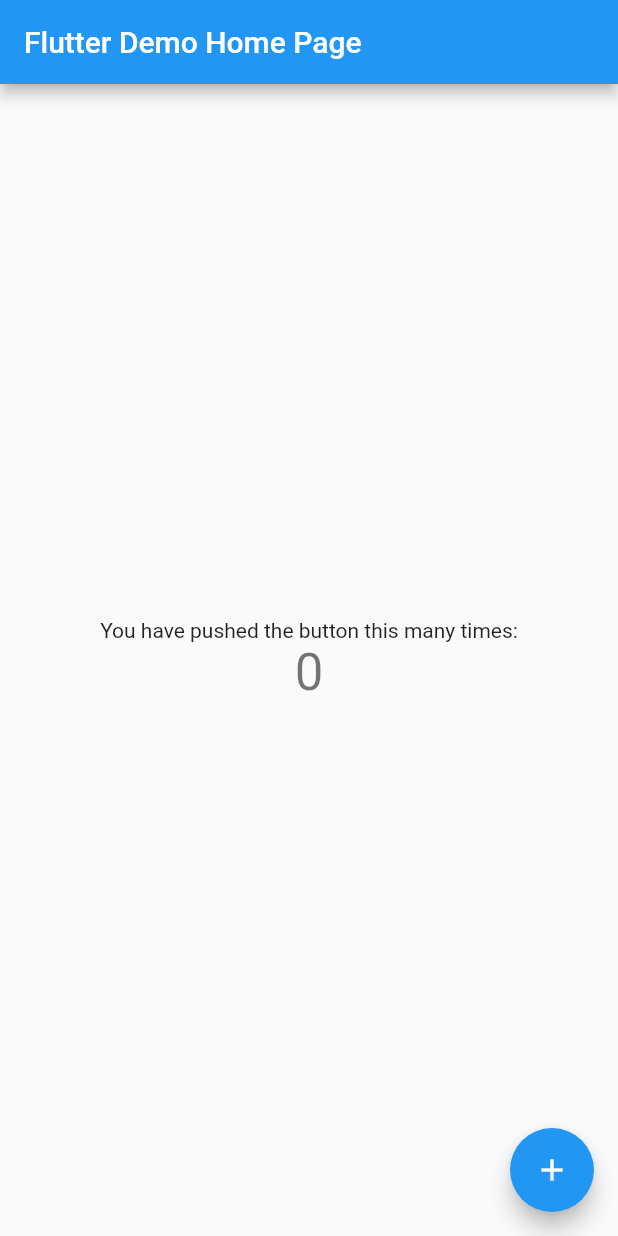
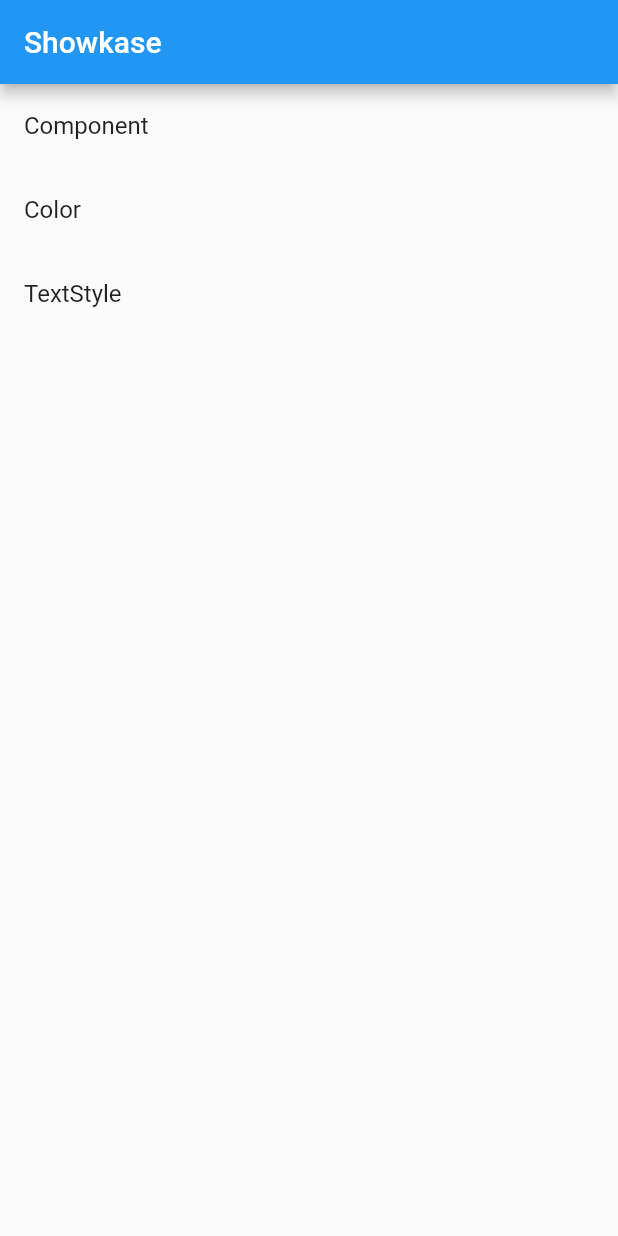
Before and after one commit to HeavenOSK/flutter_showkase, a Flutter app: the screen it shows after launch, on a phone screen of 412 x 824 dp. Run offline on Flutter 3.47's test engine with Material 2 defaults, Android fonts, the phone set to English and light mode, and no system bars.

Commit message:
add: add components for ShowkaseHome

```diff
--- a/packages/showkase/example/lib/main.dart
+++ b/packages/showkase/example/lib/main.dart
@@ -1,117 +1,18 @@
 import 'package:flutter/material.dart';
+import 'package:showkase/showkase.dart';
+
+import 'theme.dart';
 
 void main() {
   runApp(MyApp());
 }
 
 class MyApp extends StatelessWidget {
-  // This widget is the root of your application.
   @override
   Widget build(BuildContext context) {
-    return MaterialApp(
-      title: 'Flutter Demo',
-      theme: ThemeData(
-        // This is the theme of your application.
-        //
-        // Try running your application with "flutter run". You'll see the
-        // application has a blue toolbar. Then, without quitting the app, try
-        // changing the primarySwatch below to Colors.green and then invoke
-        // "hot reload" (press "r" in the console where you ran "flutter run",
-        // or simply save your changes to "hot reload" in a Flutter IDE).
-        // Notice that the counter didn't reset back to zero; the application
-        // is not restarted.
-        primarySwatch: Colors.blue,
-        // This makes the visual density adapt to the platform that you run
-        // the app on. For desktop platforms, the controls will be smaller and
-        // closer together (more dense) than on mobile platforms.
-        visualDensity: VisualDensity.adaptivePlatformDensity,
-      ),
-      home: MyHomePage(title: 'Flutter Demo Home Page'),
+    return ShowkaseApp(
+      lightTheme: lightTheme(),
+      darkTheme: darkTheme(),
     );
   }
 }
-
-class MyHomePage extends StatefulWidget {
-  MyHomePage({Key key, this.title}) : super(key: key);
-
-  // This widget is the home page of your application. It is stateful, meaning
-  // that it has a State object (defined below) that contains fields that affect
-  // how it looks.
-
-  // This class is the configuration for the state. It holds the values (in this
-  // case the title) provided by the parent (in this case the App widget) and
-  // used by the build method of the State. Fields in a Widget subclass are
-  // always marked "final".
-
-  final String title;
-
-  @override
-  _MyHomePageState createState() => _MyHomePageState();
-}
-
-class _MyHomePageState extends State<MyHomePage> {
-  int _counter = 0;
-
-  void _incrementCounter() {
-    setState(() {
-      // This call to setState tells the Flutter framework that something has
-      // changed in this State, which causes it to rerun the build method below
-      // so that the display can reflect the updated values. If we changed
-      // _counter without calling setState(), then the build method would not be
-      // called again, and so nothing would appear to happen.
-      _counter++;
-    });
-  }
-
-  @override
-  Widget build(BuildContext context) {
-    // This method is rerun every time setState is called, for instance as done
-    // by the _incrementCounter method above.
-    //
-    // The Flutter framework has been optimized to make rerunning build methods
-    // fast, so that you can just rebuild anything that needs updating rather
-    // than having to individually change instances of widgets.
-    return Scaffold(
-      appBar: AppBar(
-        // Here we take the value from the MyHomePage object that was created by
-        // the App.build method, and use it to set our appbar title.
-        title: Text(widget.title),
-      ),
-      body: Center(
-        // Center is a layout widget. It takes a single child and positions it
-        // in the middle of the parent.
-        child: Column(
-          // Column is also a layout widget. It takes a list of children and
-          // arranges them vertically. By default, it sizes itself to fit its
-          // children horizontally, and tries to be as tall as its parent.
-          //
-          // Invoke "debug painting" (press "p" in the console, choose the
-          // "Toggle Debug Paint" action from the Flutter Inspector in Android
-          // Studio, or the "Toggle Debug Paint" command in Visual Studio Code)
-          // to see the wireframe for each widget.
-          //
-          // Column has various properties to control how it sizes itself and
-          // how it positions its children. Here we use mainAxisAlignment to
-          // center the children vertically; the main axis here is the vertical
-          // axis because Columns are vertical (the cross axis would be
-          // horizontal).
-          mainAxisAlignment: MainAxisAlignment.center,
-          children: <Widget>[
-            Text(
-              'You have pushed the button this many times:',
-            ),
-            Text(
-              '$_counter',
-              style: Theme.of(context).textTheme.headline4,
-            ),
-          ],
-        ),
-      ),
-      floatingActionButton: FloatingActionButton(
-        onPressed: _incrementCounter,
-        tooltip: 'Increment',
-        child: Icon(Icons.add),
-      ), // This trailing comma makes auto-formatting nicer for build methods.
-    );
-  }
-}
--- /dev/null
+++ b/packages/showkase/example/lib/theme.dart
@@ -0,0 +1,15 @@
+import 'package:flutter/material.dart';
+
+ThemeData lightTheme() {
+  return ThemeData.light().copyWith(
+    primaryColor: Colors.blue,
+    visualDensity: VisualDensity.adaptivePlatformDensity,
+  );
+}
+
+ThemeData darkTheme() {
+  return ThemeData.dark().copyWith(
+    primaryColor: Colors.blue,
+    visualDensity: VisualDensity.adaptivePlatformDensity,
+  );
+}
--- a/packages/showkase/lib/showkase.dart
+++ b/packages/showkase/lib/showkase.dart
@@ -1,3 +1,4 @@
 library showkase;
 
 export 'src/annotations.dart';
+export 'src/widgets/widgets.dart';
--- /dev/null
+++ b/packages/showkase/lib/src/widgets/app.dart
@@ -0,0 +1,36 @@
+import 'package:flutter/material.dart';
+
+import 'home.dart';
+
+class ShowkaseApp extends StatefulWidget {
+  const ShowkaseApp({
+    this.lightTheme,
+    this.darkTheme,
+  });
+
+  final ThemeData lightTheme;
+  final ThemeData darkTheme;
+
+  @override
+  _ShowkaseAppState createState() => _ShowkaseAppState();
+}
+
+class _ShowkaseAppState extends State<ShowkaseApp> {
+  bool _isLight = true;
+
+  void _toggleTheme() {
+    setState(() {
+      _isLight = !_isLight;
+    });
+  }
+
+  @override
+  Widget build(BuildContext context) {
+    return MaterialApp(
+      theme: widget.lightTheme,
+      darkTheme: widget.darkTheme,
+      themeMode: _isLight ? ThemeMode.light : ThemeMode.dark,
+      home: ShowkaseHome(),
+    );
+  }
+}
--- /dev/null
+++ b/packages/showkase/lib/src/widgets/color_page.dart
@@ -0,0 +1,10 @@
+import 'package:flutter/material.dart';
+
+class ColorPage extends StatelessWidget {
+  const ColorPage();
+
+  @override
+  Widget build(BuildContext context) {
+    return Container();
+  }
+}
--- /dev/null
+++ b/packages/showkase/lib/src/widgets/home.dart
@@ -0,0 +1,66 @@
+import 'package:flutter/material.dart';
+
+import 'color_page.dart';
+import 'text_style_page.dart';
+
+class ShowkaseHome extends StatelessWidget {
+  const ShowkaseHome();
+
+  @override
+  Widget build(BuildContext context) {
+    return Scaffold(
+      appBar: AppBar(
+        title: Text('Showkase'),
+      ),
+      body: ListView(
+        children: [
+          _HomeItem(
+            name: 'Component',
+            onTap: () {},
+          ),
+          _HomeItem(
+            name: '$Color',
+            onTap: () {
+              Navigator.of(context).push(
+                MaterialPageRoute(
+                  builder: (_context) => const ColorPage(),
+                ),
+              );
+            },
+          ),
+          _HomeItem(
+            name: '$TextStyle',
+            onTap: () {
+              Navigator.of(context).push(
+                MaterialPageRoute(
+                  builder: (_context) => const TextStylePage(),
+                ),
+              );
+            },
+          ),
+        ],
+      ),
+    );
+  }
+}
+
+class _HomeItem extends StatelessWidget {
+  const _HomeItem({
+    @required this.name,
+    @required this.onTap,
+    Key key,
+  }) : super(key: key);
+
+  final String name;
+  final VoidCallback onTap;
+
+  @override
+  Widget build(BuildContext context) {
+    return ListTile(
+      title: Text(
+        name,
+      ),
+      onTap: onTap,
+    );
+  }
+}
--- /dev/null
+++ b/packages/showkase/lib/src/widgets/text_style_page.dart
@@ -0,0 +1,10 @@
+import 'package:flutter/material.dart';
+
+class TextStylePage extends StatelessWidget {
+  const TextStylePage();
+
+  @override
+  Widget build(BuildContext context) {
+    return Container();
+  }
+}
--- a/packages/showkase/lib/src/widgets/widgets.dart
+++ b/packages/showkase/lib/src/widgets/widgets.dart
@@ -0,0 +1,2 @@
+export 'app.dart';
+export 'home.dart';
```
Also changed, not shown: packages/showkase/example/pubspec.yaml (+3 -61 lines).
